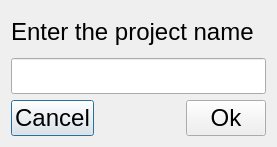
Qt form forms/addproject.ui (LesterEvSe/Task-Manager) before a commit.
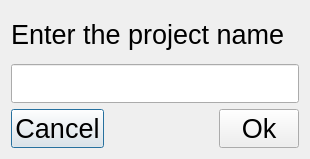
The same form after that commit.

Patch:
```diff
--- a/forms/addproject.ui
+++ b/forms/addproject.ui
@@ -6,13 +6,13 @@
    <rect>
     <x>0</x>
     <y>0</y>
-    <width>277</width>
-    <height>147</height>
+    <width>310</width>
+    <height>159</height>
    </rect>
   </property>
   <property name="font">
    <font>
-    <pointsize>18</pointsize>
+    <pointsize>20</pointsize>
    </font>
   </property>
   <property name="windowTitle">
```
